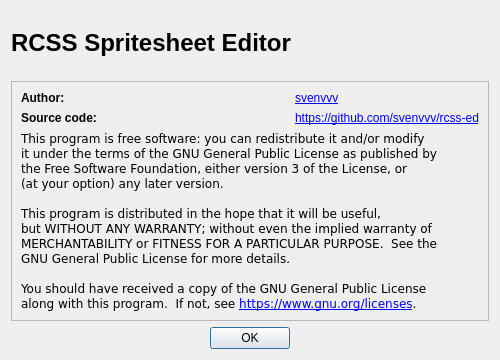
The window that ui/about.ui (svenvvv/rcss-sprite-ed) describes before a commit, drawn with Qt 5.
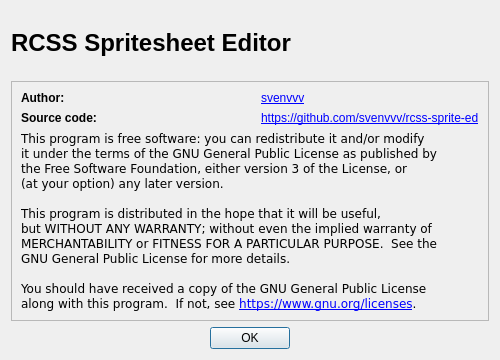
The same window after the commit.

What changed in the file:
```diff
--- a/ui/about.ui
+++ b/ui/about.ui
@@ -44,7 +44,7 @@
       <item row="1" column="2">
        <widget class="QLabel" name="label_7">
         <property name="text">
-         <string>&lt;html&gt;&lt;head/&gt;&lt;body&gt;&lt;p&gt;&lt;a href=&quot;https://github.com/svenvvv/rcss-ed&quot;&gt;&lt;span style=&quot; text-decoration: underline; color:#0000ff;&quot;&gt;https://github.com/svenvvv/rcss-ed&lt;/span&gt;&lt;/a&gt;&lt;/p&gt;&lt;/body&gt;&lt;/html&gt;</string>
+         <string>&lt;html&gt;&lt;head/&gt;&lt;body&gt;&lt;p&gt;&lt;a href=&quot;https://github.com/svenvvv/rcss-sprite-ed&quot;&gt;&lt;span style=&quot; text-decoration: underline; color:#0000ff;&quot;&gt;https://github.com/svenvvv/rcss-sprite-ed&lt;/span&gt;&lt;/a&gt;&lt;/p&gt;&lt;/body&gt;&lt;/html&gt;</string>
         </property>
        </widget>
       </item>
```
